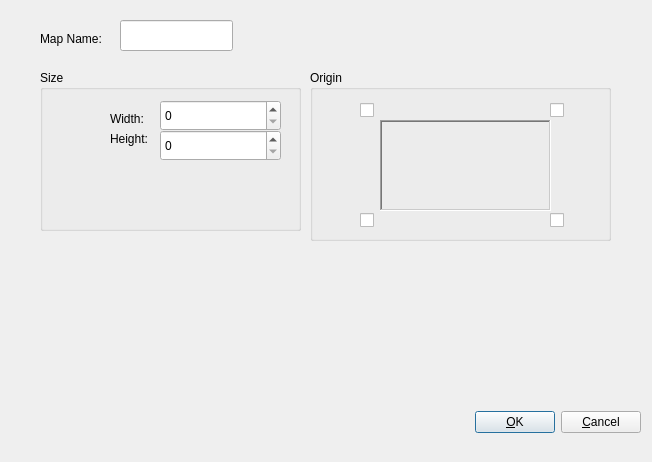
Old version of the form bin/view/mappropertiesdialog.ui in the repository dyle/rpgmapper.
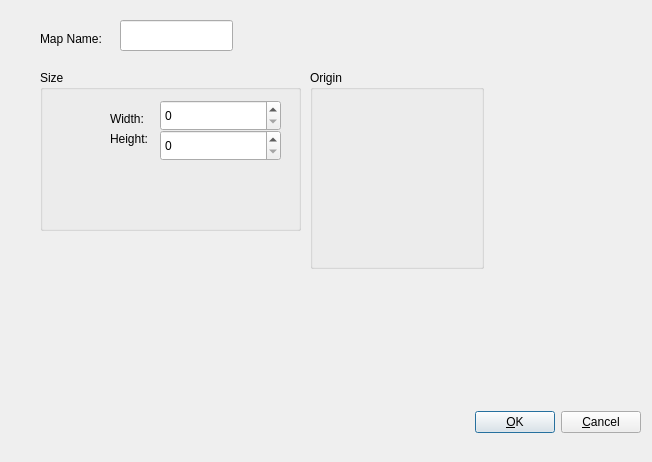
New version of the form. Custom widgets are drawn as their Qt base class.

The edit to the form file:
```diff
--- a/bin/view/mappropertiesdialog.ui
+++ b/bin/view/mappropertiesdialog.ui
@@ -142,83 +142,47 @@
     <rect>
      <x>310</x>
      <y>70</y>
-     <width>301</width>
-     <height>171</height>
+     <width>174</width>
+     <height>199</height>
     </rect>
    </property>
    <property name="title">
     <string>Origin</string>
    </property>
-   <widget class="QFrame" name="frOriginMap">
-    <property name="geometry">
-     <rect>
-      <x>70</x>
-      <y>50</y>
-      <width>171</width>
-      <height>91</height>
-     </rect>
-    </property>
-    <property name="frameShape">
-     <enum>QFrame::WinPanel</enum>
-    </property>
-    <property name="frameShadow">
-     <enum>QFrame::Sunken</enum>
-    </property>
-   </widget>
-   <widget class="QCheckBox" name="chkTopLeft">
-    <property name="geometry">
-     <rect>
-      <x>50</x>
-      <y>30</y>
-      <width>21</width>
-      <height>21</height>
-     </rect>
-    </property>
-    <property name="text">
-     <string/>
-    </property>
-   </widget>
-   <widget class="QCheckBox" name="chkTopRight">
-    <property name="geometry">
-     <rect>
-      <x>240</x>
-      <y>30</y>
-      <width>21</width>
-      <height>21</height>
-     </rect>
-    </property>
-    <property name="text">
-     <string/>
-    </property>
-   </widget>
-   <widget class="QCheckBox" name="chkBottomLeft">
-    <property name="geometry">
-     <rect>
-      <x>50</x>
-      <y>140</y>
-      <width>21</width>
-      <height>21</height>
-     </rect>
-    </property>
-    <property name="text">
-     <string/>
-    </property>
-   </widget>
-   <widget class="QCheckBox" name="chkBottomRight">
-    <property name="geometry">
-     <rect>
-      <x>240</x>
-      <y>140</y>
-      <width>21</width>
-      <height>21</height>
-     </rect>
-    </property>
-    <property name="text">
-     <string/>
-    </property>
-   </widget>
+   <layout class="QVBoxLayout" name="verticalLayout">
+    <item>
+     <widget class="rpgmapper::view::OriginCornerWidget" name="wdOriginCornerWidget" native="true">
+      <property name="sizePolicy">
+       <sizepolicy hsizetype="Fixed" vsizetype="Fixed">
+        <horstretch>0</horstretch>
+        <verstretch>0</verstretch>
+       </sizepolicy>
+      </property>
+      <property name="minimumSize">
+       <size>
+        <width>158</width>
+        <height>158</height>
+       </size>
+      </property>
+      <property name="maximumSize">
+       <size>
+        <width>158</width>
+        <height>158</height>
+       </size>
+      </property>
+     </widget>
+    </item>
+   </layout>
   </widget>
  </widget>
+ <customwidgets>
+  <customwidget>
+   <class>rpgmapper::view::OriginCornerWidget</class>
+   <extends>QWidget</extends>
+   <header>view/origincornerwidget.hpp</header>
+   <container>1</container>
+  </customwidget>
+ </customwidgets>
  <resources/>
  <connections/>
 </ui>
```
